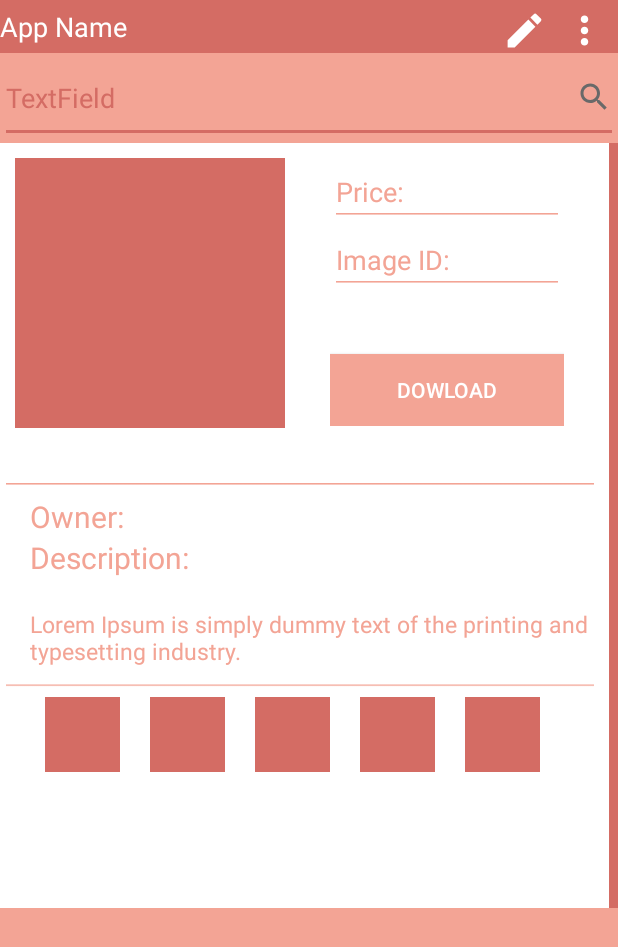
After one commit to alaudee/AppEstrela, an Android app: the CadastroActivity screen opened directly, with no data from a screen before it, on a phone screen of 412 x 824 dp. The commit adds this screen. Shown: the top 947 px of the screen. Run offline under Robolectric (Android 15) with nearby library versions, the phone set to English and light mode, and no system bars.

Commit message:
Terminado as telas do app Estrela

```diff
--- a/app/build.gradle
+++ b/app/build.gradle
@@ -21,6 +21,7 @@ android {
 dependencies {
     implementation fileTree(dir: 'libs', include: ['*.jar'])
     implementation 'com.android.support:appcompat-v7:28.0.0'
+    implementation 'com.android.support:design:28.0.0'
     implementation 'com.android.support.constraint:constraint-layout:1.1.3'
     testImplementation 'junit:junit:4.12'
     androidTestImplementation 'com.android.support.test:runner:1.0.2'
--- a/app/src/main/AndroidManifest.xml
+++ b/app/src/main/AndroidManifest.xml
@@ -9,7 +9,11 @@
         android:roundIcon="@mipmap/ic_launcher_round"
         android:supportsRtl="true"
         android:theme="@style/AppTheme">
-        <activity android:name=".MainActivity">
+        <activity android:name=".CadastroActivity" android:theme="@style/TelaSemBarra"></activity>
+        <activity android:name=".LoginActivity" />
+        <activity
+            android:name=".SplashActivity"
+            android:theme="@style/TelaSemBarra">
             <intent-filter>
                 <action android:name="android.intent.action.MAIN" />
 
--- /dev/null
+++ b/app/src/main/java/br/com/etecia/appestrela/CadastroActivity.java
@@ -0,0 +1,13 @@
+package br.com.etecia.appestrela;
+
+import android.support.v7.app.AppCompatActivity;
+import android.os.Bundle;
+
+public class CadastroActivity extends AppCompatActivity {
+
+    @Override
+    protected void onCreate(Bundle savedInstanceState) {
+        super.onCreate(savedInstanceState);
+        setContentView(R.layout.activity_cadastro);
+    }
+}
--- /dev/null
+++ b/app/src/main/res/drawable/ic_create_dp.xml
@@ -0,0 +1,5 @@
+<vector android:height="30dp" android:tint="#FFFFFF"
+    android:viewportHeight="24.0" android:viewportWidth="24.0"
+    android:width="30dp" xmlns:android="http://schemas.android.com/apk/res/android">
+    <path android:fillColor="#FF000000" android:pathData="M3,17.25V21h3.75L17.81,9.94l-3.75,-3.75L3,17.25zM20.71,7.04c0.39,-0.39 0.39,-1.02 0,-1.41l-2.34,-2.34c-0.39,-0.39 -1.02,-0.39 -1.41,0l-1.83,1.83 3.75,3.75 1.83,-1.83z"/>
+</vector>
--- /dev/null
+++ b/app/src/main/res/drawable/ic_more_vert_dp.xml
@@ -0,0 +1,5 @@
+<vector android:height="30dp" android:tint="#FFFFFF"
+    android:viewportHeight="24.0" android:viewportWidth="24.0"
+    android:width="30dp" xmlns:android="http://schemas.android.com/apk/res/android">
+    <path android:fillColor="#FF000000" android:pathData="M12,8c1.1,0 2,-0.9 2,-2s-0.9,-2 -2,-2 -2,0.9 -2,2 0.9,2 2,2zM12,10c-1.1,0 -2,0.9 -2,2s0.9,2 2,2 2,-0.9 2,-2 -0.9,-2 -2,-2zM12,16c-1.1,0 -2,0.9 -2,2s0.9,2 2,2 2,-0.9 2,-2 -0.9,-2 -2,-2z"/>
+</vector>
--- /dev/null
+++ b/app/src/main/res/drawable/ic_search_dp.xml
@@ -0,0 +1,5 @@
+<vector android:height="24dp" android:tint="#696969"
+    android:viewportHeight="24.0" android:viewportWidth="24.0"
+    android:width="24dp" xmlns:android="http://schemas.android.com/apk/res/android">
+    <path android:fillColor="#FF000000" android:pathData="M15.5,14h-0.79l-0.28,-0.27C15.41,12.59 16,11.11 16,9.5 16,5.91 13.09,3 9.5,3S3,5.91 3,9.5 5.91,16 9.5,16c1.61,0 3.09,-0.59 4.23,-1.57l0.27,0.28v0.79l5,4.99L20.49,19l-4.99,-5zM9.5,14C7.01,14 5,11.99 5,9.5S7.01,5 9.5,5 14,7.01 14,9.5 11.99,14 9.5,14z"/>
+</vector>
--- /dev/null
+++ b/app/src/main/res/drawable/quadrado.xml
@@ -0,0 +1,7 @@
+<?xml version="1.0" encoding="utf-8"?>
+<shape xmlns:android="http://schemas.android.com/apk/res/android">
+
+    <size android:height="100dp" android:width="100dp"/>
+    <solid android:color="@color/corDeFundo"/>
+
+</shape>
--- /dev/null
+++ b/app/src/main/res/layout/activity_cadastro.xml
@@ -0,0 +1,190 @@
+<?xml version="1.0" encoding="utf-8"?>
+<LinearLayout xmlns:android="http://schemas.android.com/apk/res/android"
+    xmlns:app="http://schemas.android.com/apk/res-auto"
+    xmlns:tools="http://schemas.android.com/tools"
+    android:layout_width="match_parent"
+    android:layout_height="match_parent"
+    android:background="@color/corDeFundo"
+    android:orientation="vertical"
+    tools:context=".CadastroActivity">
+
+    <LinearLayout
+        android:layout_width="match_parent"
+        android:layout_height="600dp"
+        android:layout_marginTop="5dp"
+        android:orientation="vertical">
+
+        <LinearLayout
+            android:layout_width="wrap_content"
+            android:layout_height="wrap_content"
+            android:orientation="horizontal">
+
+            <TextView
+                android:layout_width="wrap_content"
+                android:layout_height="wrap_content"
+                android:text="App Name"
+                android:textColor="@color/corFonte"
+                android:textSize="18dp" />
+
+            <ImageButton
+                android:layout_width="wrap_content"
+                android:layout_height="wrap_content"
+                android:layout_marginLeft="250dp"
+                android:background="@color/corDeFundo"
+                android:src="@drawable/ic_create_dp" />
+
+            <ImageButton
+                android:layout_width="wrap_content"
+                android:layout_height="wrap_content"
+                android:layout_marginLeft="10dp"
+                android:background="@color/corDeFundo"
+                android:src="@drawable/ic_more_vert_dp" />
+        </LinearLayout>
+
+        <LinearLayout
+            android:layout_width="match_parent"
+            android:layout_height="60dp"
+            android:background="@color/corDosCampos">
+
+            <EditText
+                android:layout_width="match_parent"
+                android:layout_height="match_parent"
+                android:backgroundTint="@color/corDeFundo"
+                android:drawableRight="@drawable/ic_search_dp"
+                android:text="TextField"
+                android:textColor="@color/corDeFundo" />
+        </LinearLayout>
+
+        <LinearLayout
+            android:layout_width="406dp"
+            android:layout_height="match_parent"
+            android:background="@color/corFonte"
+            android:orientation="vertical">
+
+            <LinearLayout
+                android:layout_width="match_parent"
+                android:layout_height="wrap_content"
+                android:orientation="horizontal">
+
+                <ImageView
+                    android:layout_width="180dp"
+                    android:layout_height="180dp"
+                    android:layout_marginLeft="10dp"
+                    android:layout_marginTop="10dp"
+                    android:background="@drawable/quadrado" />
+
+                <LinearLayout
+                    android:layout_width="match_parent"
+                    android:layout_height="wrap_content"
+                    android:layout_marginLeft="30dp"
+                    android:layout_marginRight="30dp"
+                    android:orientation="vertical">
+
+                    <EditText
+                        android:layout_width="match_parent"
+                        android:layout_height="wrap_content"
+                        android:layout_marginTop="10dp"
+                        android:backgroundTint="@color/corDosCampos"
+                        android:text="Price:"
+                        android:textColor="@color/corDosCampos" />
+
+                    <EditText
+                        android:layout_width="match_parent"
+                        android:layout_height="wrap_content"
+                        android:backgroundTint="@color/corDosCampos"
+                        android:text="Image ID:"
+                        android:textColor="@color/corDosCampos" />
+
+                    <Button
+                        android:layout_width="match_parent"
+                        android:layout_height="wrap_content"
+                        android:layout_gravity="center"
+                        android:layout_marginTop="40dp"
+                        android:background="@color/corDosCampos"
+                        android:text="dowload"
+                        android:textColor="@color/corFonte" />
+                </LinearLayout>
+
+            </LinearLayout>
+
+            <EditText
+                android:layout_width="400dp"
+                android:layout_height="wrap_content"
+                android:backgroundTint="@color/corDosCampos" />
+
+            <TextView
+                android:layout_width="wrap_content"
+                android:layout_height="wrap_content"
+                android:layout_marginLeft="20dp"
+                android:text="Owner:"
+                android:textColor="@color/corDosCampos"
+                android:textSize="20dp" />
+
+            <TextView
+                android:layout_width="wrap_content"
+                android:layout_height="wrap_content"
+                android:layout_marginLeft="20dp"
+                android:text="Description:"
+                android:textColor="@color/corDosCampos"
+                android:textSize="20dp" />
+
+            <TextView
+                android:layout_width="wrap_content"
+                android:layout_height="wrap_content"
+                android:layout_marginLeft="20dp"
+                android:layout_marginTop="20dp"
+                android:text="@string/texto_app"
+                android:textColor="@color/corDosCampos"
+                android:textSize="15dp" />
+            <EditText
+                android:layout_width="400dp"
+                android:layout_height="20dp"
+                android:backgroundTint="@color/corDosCampos"/>
+            <LinearLayout
+                android:layout_gravity="center"
+                android:layout_width="match_parent"
+                android:layout_height="wrap_content"
+                android:orientation="horizontal">
+
+                <ImageView
+                    android:layout_marginLeft="30dp"
+                    android:layout_width="50dp"
+                    android:layout_height="50dp"
+                    android:src="@drawable/quadrado"
+                    />
+                <ImageView
+                    android:layout_marginLeft="20dp"
+                    android:layout_width="50dp"
+                    android:layout_height="50dp"
+                    android:src="@drawable/quadrado"
+                    />
+                <ImageView
+                    android:layout_marginLeft="20dp"
+                    android:layout_width="50dp"
+                    android:layout_height="50dp"
+                    android:src="@drawable/quadrado"
+                    />
+                <ImageView
+                    android:layout_marginLeft="20dp"
+                    android:layout_width="50dp"
+                    android:layout_height="50dp"
+                    android:src="@drawable/quadrado"
+                    />
+                <ImageView
+                    android:layout_marginLeft="20dp"
+                    android:layout_width="50dp"
+                    android:layout_height="50dp"
+                    android:src="@drawable/quadrado"
+                    />
+            </LinearLayout>
+
+        </LinearLayout>
+    </LinearLayout>
+    <LinearLayout
+        android:layout_width="match_parent"
+        android:layout_height="match_parent"
+        android:background="@color/corDosCampos">
+
+    </LinearLayout>
+
+</LinearLayout>
--- a/app/src/main/res/values/colors.xml
+++ b/app/src/main/res/values/colors.xml
@@ -3,4 +3,7 @@
     <color name="colorPrimary">#008577</color>
     <color name="colorPrimaryDark">#00574B</color>
     <color name="colorAccent">#D81B60</color>
+    <color name="corDeFundo">#d46c64</color>
+    <color name="corDosCampos">#f3a495</color>
+    <color name="corFonte">#fff</color>
 </resources>
--- a/app/src/main/res/values/strings.xml
+++ b/app/src/main/res/values/strings.xml
@@ -1,3 +1,4 @@
 <resources>
     <string name="app_name">AppEstrela</string>
+    <string name="texto_app">Lorem Ipsum is simply dummy text of the printing and typesetting industry. </string>
 </resources>
--- a/app/src/main/res/values/styles.xml
+++ b/app/src/main/res/values/styles.xml
@@ -8,4 +8,11 @@
         <item name="colorAccent">@color/colorAccent</item>
     </style>
 
+    <style name="TelaSemBarra" parent="Theme.AppCompat.Light.NoActionBar">
+        <!-- Customize your theme here. -->
+        <item name="colorPrimary">@color/colorPrimary</item>
+        <item name="colorPrimaryDark">@color/corDeFundo</item>
+        <item name="colorAccent">@color/colorAccent</item>
+    </style>
+
 </resources>
```
Also changed, not shown: app/src/main/res/layout/activity_login.xml (+100 -2 lines), app/src/main/res/layout/activity_splash.xml (+13 -3 lines), app/src/main/res/drawable-v24/appEstrelaLogo.jpg (added).
